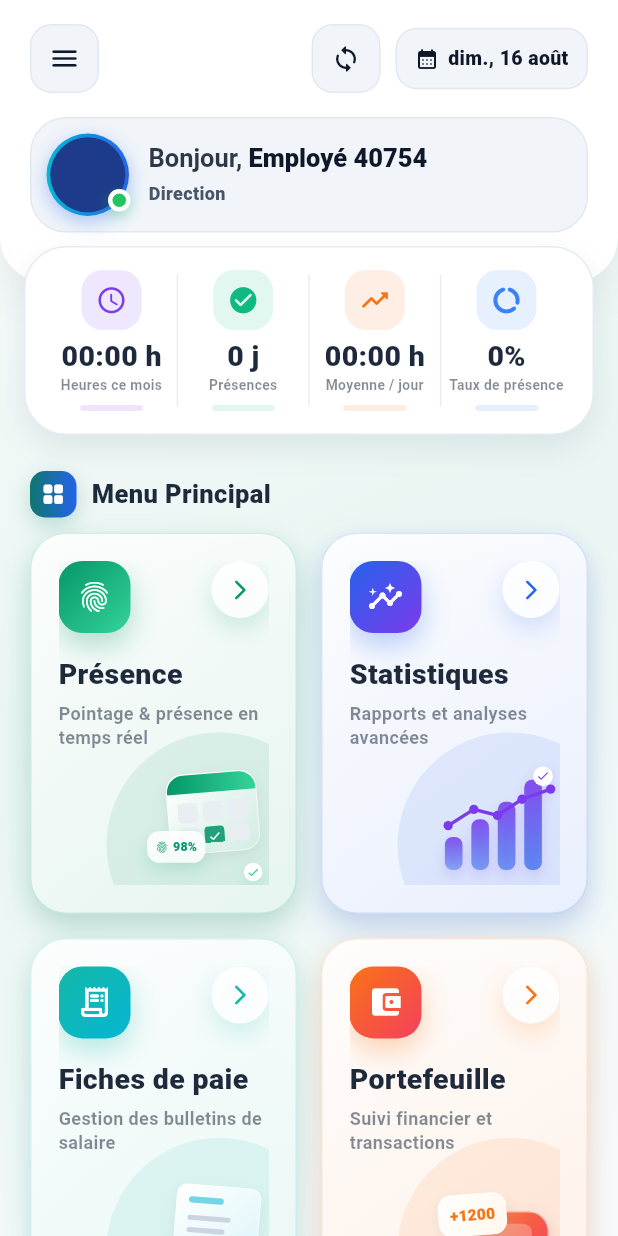
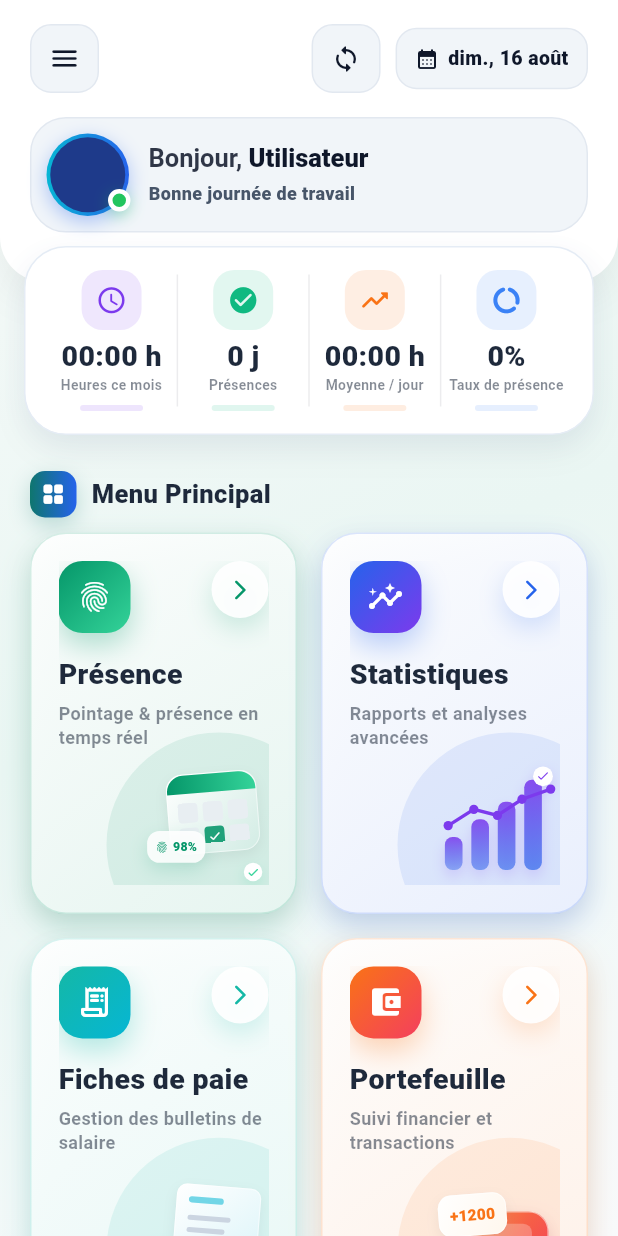
Before and after one commit to billelemperor5/ShiftTrack.labonedjma, a Flutter app: the MainMenuScreen screen opened directly, on a phone screen of 412 x 824 dp. Run offline on Flutter 3.47's test engine with Material 3 defaults, Android fonts, the phone set to English and light mode, and no system bars; our stand-ins replace camera, file_picker, fl_chart, flutter_local_notifications, google_fonts, hive and 7 more; missing offline and left inert: dart:html, excel, google_mlkit_face_detection; accounts and stored records are empty; Roboto replaces fonts that are missing (Cairo); project files that could hold a hidden picture were left out; key blocks and very long unbroken strings in the code were emptied for the run.

Commit message:
feat: use generic placeholder text for matricule input

```diff
--- a/lib/providers/attendance_provider.dart
+++ b/lib/providers/attendance_provider.dart
@@ -13,7 +13,7 @@ class AttendanceProvider extends ChangeNotifier {
   String? _errorMessage;
   DateTime _selectedMonth = DateTime.now();
   String _viewFilter = 'bioOnly'; // 'bioOnly' or 'all'
-  String _currentEmpCode = '40754';
+  String _currentEmpCode = '';
 
   MonthAttendanceReport? get currentReport => _currentReport;
   ZKBioTimeEmployee? get currentEmployee => _currentEmployee;
--- a/lib/screens/analytics/analytics_screen.dart
+++ b/lib/screens/analytics/analytics_screen.dart
@@ -2552,7 +2552,7 @@ class _TeamTab extends StatelessWidget {
                       color: onSurface,
                     ),
                     decoration: InputDecoration(
-                      hintText: 'Ex: 40754',
+                      hintText: 'Ex: 12345',
                       hintStyle: TextStyle(
                         color: onSurface.withValues(alpha: 0.3),
                       ),
--- a/lib/screens/auth/biotime_login_screen.dart
+++ b/lib/screens/auth/biotime_login_screen.dart
@@ -256,7 +256,7 @@ class _BioTimeLoginScreenState extends State<BioTimeLoginScreen> with SingleTick
                               letterSpacing: 1.2,
                             ),
                             decoration: InputDecoration(
-                              hintText: 'Ex: 40754, 30031...',
+                              hintText: 'Entrez votre matricule...',
                               hintStyle: TextStyle(
                                 color: isDark ? Colors.grey[600] : Colors.grey[400],
                                 fontWeight: FontWeight.normal,
--- a/lib/screens/home/main_menu_screen.dart
+++ b/lib/screens/home/main_menu_screen.dart
@@ -31,7 +31,8 @@ class _MainMenuScreenState extends State<MainMenuScreen> {
     super.initState();
     WidgetsBinding.instance.addPostFrameCallback((_) {
       final attendance = context.read<AttendanceProvider>();
-      final empCode = attendance.currentEmpCode.isNotEmpty ? attendance.currentEmpCode : '40754';
+      final empCode = attendance.currentEmpCode;
+      if (empCode.isNotEmpty) {
         attendance.fetchAttendance(empCode).then((emp) {
           if (emp != null && mounted) {
             final first = emp.firstName.isNotEmpty ? emp.firstName : emp.fullName;
@@ -45,6 +46,7 @@ class _MainMenuScreenState extends State<MainMenuScreen> {
             );
           }
         });
+      }
     });
   }
 
@@ -1802,7 +1804,8 @@ class _EnterpriseHeaderBannerState extends State<_EnterpriseHeaderBanner> {
                                               isLoading: attendance.isLoading,
                                               onTap: () async {
                                                 HapticFeedback.mediumImpact();
-                                                final empCode = attendance.currentEmpCode.isNotEmpty ? attendance.currentEmpCode : '40754';
+                                                final empCode = attendance.currentEmpCode;
+                                                if (empCode.isEmpty) return;
                                                 final res = await attendance.fetchAttendance(empCode, forceSync: true);
                                                 if (context.mounted) {
                                                   ScaffoldMessenger.of(context).showSnackBar(
```
Lines whose indentation alone changed are shown as unchanged.
